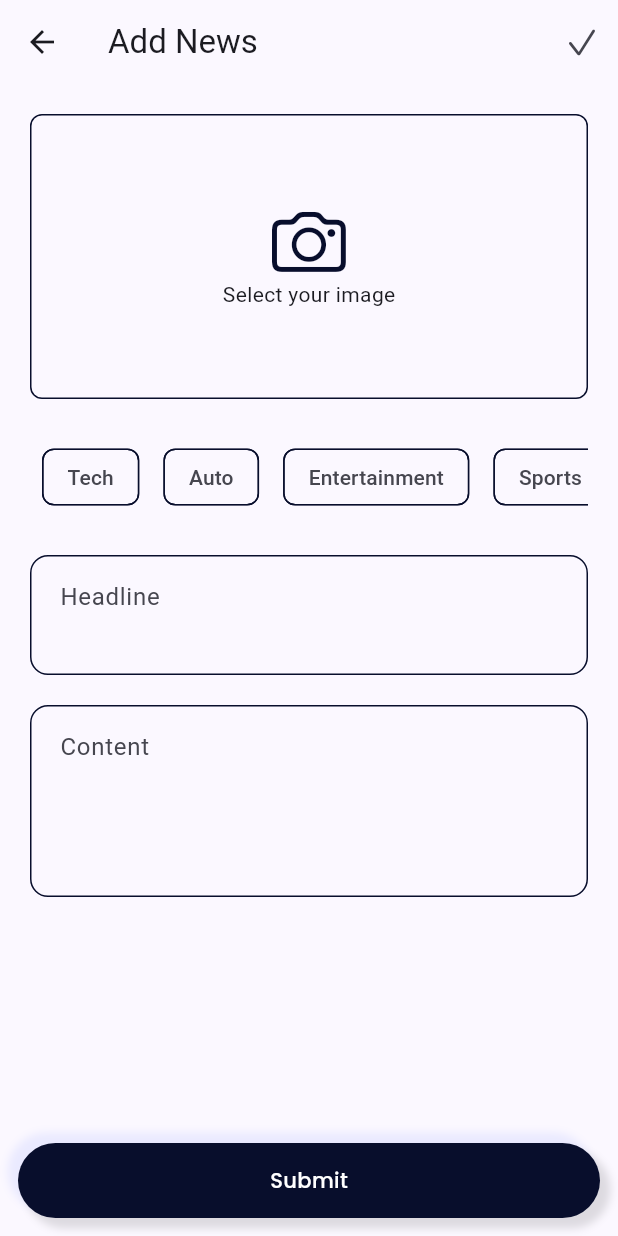
After one commit to GamechiNitin/CleanArchitecture, a Flutter app: the NewsScreen screen opened directly, after a tap on an icon or button, on a phone screen of 412 x 824 dp. The commit adds this screen. Run offline on Flutter 3.47's test engine with Material 3 defaults, Android fonts, the phone set to English and light mode, and no system bars; our stand-ins replace connectivity_plus, flutter_bloc, fpdart, get_it, google_fonts, image_picker and 2 more; accounts and stored records are empty.

Commit message:
News List Screen UI | Add News Screen UI

```diff
--- /dev/null
+++ b/project_x1_news/lib/core/utils/pick_image.dart
@@ -0,0 +1,20 @@
+import 'dart:io';
+import 'dart:developer';
+
+import 'package:image_picker/image_picker.dart';
+
+class GetImage {
+  static Future<File?> pickImage() async {
+    try {
+      final ImagePicker picker = ImagePicker();
+      final XFile? image = await picker.pickImage(source: ImageSource.gallery);
+      if (image != null) {
+        return File(image.path);
+      }
+      return null;
+    } catch (e) {
+      log(e.toString());
+      return null;
+    }
+  }
+}
--- a/project_x1_news/lib/utils/dimens.dart
+++ b/project_x1_news/lib/utils/dimens.dart
@@ -13,4 +13,4 @@ const double size24 = 24.0;
 
 const double iconSize25 = 25.0;
 const double iconSize30 = 30.0;
-const double testFeildPadding = 12.0;
+const double textFieldPadding = 12.0;
--- a/project_x1_news/lib/view/features/auth/presentation/login_screen.dart
+++ b/project_x1_news/lib/view/features/auth/presentation/login_screen.dart
@@ -8,7 +8,7 @@ import 'package:project_x1_news/utils/app_string.dart';
 import 'package:project_x1_news/utils/dimens.dart';
 import 'package:project_x1_news/utils/helper.dart';
 import 'package:project_x1_news/view/features/auth/presentation/signup_screen.dart';
-import 'package:project_x1_news/view/features/home/presentation/home_screen.dart';
+import 'package:project_x1_news/view/features/blog/presentation/screen/news_screen.dart';
 import 'package:project_x1_news/view/widget/button_widget.dart';
 import 'package:project_x1_news/view/widget/social_button.dart';
 import 'package:project_x1_news/view/widget/textform_widget.dart';
@@ -76,10 +76,9 @@ class _LogInScreenState extends State<LogInScreen> {
   }
 
   void gotoHomePage() {
-    Navigator.of(context).push(
-      MaterialPageRoute(
-        builder: (context) => const HomeScreen(),
-      ),
+    Navigator.of(context).pushAndRemoveUntil(
+      MaterialPageRoute(builder: (context) => const NewsScreen()),
+      (route) => false,
     );
   }
 
@@ -177,7 +176,7 @@ class _LogInScreenState extends State<LogInScreen> {
                             _notify();
                           },
                         ),
-                        const SizedBox(height: testFeildPadding),
+                        const SizedBox(height: textFieldPadding),
                         TextFormWidget(
                           textInputAction: TextInputAction.done,
                           maxLines: 1,
@@ -260,7 +259,7 @@ class _LogInScreenState extends State<LogInScreen> {
                         ),
                         ButtonWidget(
                           margin: const EdgeInsets.symmetric(
-                              vertical: testFeildPadding),
+                              vertical: textFieldPadding),
                           text: 'Log In',
                           onTap: () {
                             passwordFn.unfocus();
--- a/project_x1_news/lib/view/features/auth/presentation/signup_screen.dart
+++ b/project_x1_news/lib/view/features/auth/presentation/signup_screen.dart
@@ -125,7 +125,7 @@ class _SignUpScreenState extends State<SignUpScreen> {
                             _notify();
                           },
                         ),
-                        const SizedBox(height: testFeildPadding),
+                        const SizedBox(height: textFieldPadding),
                         TextFormWidget(
                           textInputAction: TextInputAction.next,
                           controller: emailIdController,
@@ -170,7 +170,7 @@ class _SignUpScreenState extends State<SignUpScreen> {
                             _notify();
                           },
                         ),
-                        const SizedBox(height: testFeildPadding),
+                        const SizedBox(height: textFieldPadding),
                         TextFormWidget(
                           textInputAction: TextInputAction.done,
                           maxLines: 1,
@@ -238,7 +238,7 @@ class _SignUpScreenState extends State<SignUpScreen> {
 
                         ButtonWidget(
                           margin: const EdgeInsets.symmetric(
-                              vertical: testFeildPadding),
+                              vertical: textFieldPadding),
                           text: 'Sign Up',
                           onTap: () {
                             passwordFn.unfocus();
--- /dev/null
+++ b/project_x1_news/lib/view/features/blog/presentation/screen/add_news_screen.dart
@@ -0,0 +1,238 @@
+import 'dart:io';
+
+import 'package:flutter/cupertino.dart';
+import 'package:flutter/material.dart';
+import 'package:project_x1_news/core/utils/pick_image.dart';
+import 'package:project_x1_news/utils/app_colors.dart';
+import 'package:project_x1_news/utils/dimens.dart';
+import 'package:project_x1_news/view/widget/button_widget.dart';
+import 'package:project_x1_news/view/widget/news_field_widget.dart';
+
+class AddNewsScreen extends StatefulWidget {
+  const AddNewsScreen({super.key});
+
+  @override
+  State<AddNewsScreen> createState() => _AddNewsScreenState();
+}
+
+class _AddNewsScreenState extends State<AddNewsScreen> {
+  List<String> generList = ["Tech", "Auto", "Entertainment", "Sports"];
+  List<String> selectedGenersList = [];
+  TextEditingController contentController = TextEditingController();
+
+  TextEditingController headlineController = TextEditingController();
+  FocusNode headlineFn = FocusNode();
+  FocusNode contentFn = FocusNode();
+
+  String? headlineErrorText;
+  String? contentErrorText;
+  File? seletedImage;
+
+  void selectImage() async {
+    seletedImage = await GetImage.pickImage();
+    _notify();
+  }
+
+  final _formKey = GlobalKey<FormState>();
+
+  bool isLoading = false;
+  bool obscureText = true;
+
+  _notify() {
+    if (mounted) setState(() {});
+  }
+
+  @override
+  void dispose() {
+    contentFn.unfocus();
+    contentController.clear();
+    headlineController.clear();
+    headlineFn.unfocus();
+    super.dispose();
+  }
+
+  @override
+  Widget build(BuildContext context) {
+    return Scaffold(
+      appBar: AppBar(
+        title: const Text('Add News'),
+        actions: [
+          IconButton(
+            onPressed: () {},
+            icon: const Icon(CupertinoIcons.check_mark),
+          )
+        ],
+      ),
+      body: SingleChildScrollView(
+        padding: const EdgeInsets.all(20),
+        child: Column(
+          children: [
+            GestureDetector(
+              onTap: () {
+                selectImage();
+              },
+              child: Container(
+                height: 190,
+                width: MediaQuery.of(context).size.width,
+                alignment: Alignment.center,
+                decoration: BoxDecoration(
+                  borderRadius: const BorderRadius.all(Radius.circular(8)),
+                  border: Border.all(color: kPrimaryColor),
+                ),
+                child: seletedImage != null
+                    ? Image.file(
+                        seletedImage!,
+                        fit: BoxFit.cover,
+                      )
+                    : const Column(
+                        mainAxisAlignment: MainAxisAlignment.center,
+                        children: [
+                          Icon(
+                            CupertinoIcons.camera,
+                            size: 50,
+                            color: kPrimaryColor,
+                          ),
+                          Text(
+                            "Select your image",
+                          ),
+                        ],
+                      ),
+              ),
+            ),
+            const SizedBox(height: 20),
+            SingleChildScrollView(
+              scrollDirection: Axis.horizontal,
+              child: Row(
+                children: List.generate(
+                  generList.length,
+                  (index) {
+                    bool isSelected = false;
+                    if (selectedGenersList.contains(generList[index])) {
+                      isSelected = true;
+                    }
+                    return Padding(
+                      padding: const EdgeInsets.all(8.0),
+                      child: GestureDetector(
+                        onTap: () {
+                          if (isSelected) {
+                            selectedGenersList.remove(generList[index]);
+                          } else {
+                            selectedGenersList.add(generList[index]);
+                          }
+                          _notify();
+                        },
+                        child: Chip(
+                          label: Text(
+                            generList[index],
+                            style: TextStyle(
+                                color: isSelected ? kWhiteColor : null),
+                          ),
+                          padding: const EdgeInsets.all(8),
+                          color: isSelected
+                              ? const MaterialStatePropertyAll(Colors.pink)
+                              : null,
+                          side: isSelected
+                              ? BorderSide.none
+                              : const BorderSide(color: kPrimaryColor),
+                        ),
+                      ),
+                    );
+                  },
+                )..toList(),
+              ),
+            ),
+            const SizedBox(height: 20),
+            NewsFieldWidget(
+              maxLines: 2,
+              minLines: 2,
+              textInputAction: TextInputAction.next,
+              controller: headlineController,
+              focusNode: headlineFn,
+              label: 'Headline ',
+              hint: 'Enter Headline',
+              errorText: headlineErrorText,
+              onEditingComplete: () {
+                if (headlineController.text.isEmpty) {
+                  headlineErrorText = 'Enter the Headline';
+                } else {
+                  headlineErrorText = null;
+                }
+                _notify();
+              },
+              validator: (val) {
+                if (val == null || val.isEmpty) {
+                  headlineErrorText = 'Enter the Email Id';
+                  return headlineErrorText;
+                } else {
+                  headlineErrorText = null;
+                  return headlineErrorText;
+                }
+              },
+              onChanged: (val) {
+                if (val.isEmpty) {
+                  headlineErrorText = 'Enter the Headline';
+                } else {
+                  headlineErrorText = null;
+                }
+                _notify();
+              },
+            ),
+            const SizedBox(height: 20),
+            NewsFieldWidget(
+              minLines: 4,
+              maxLines: 10,
+              textInputAction: TextInputAction.next,
+              controller: contentController,
+              focusNode: contentFn,
+              label: 'Content ',
+              hint: 'Enter content',
+              errorText: contentErrorText,
+              onEditingComplete: () {
+                if (contentController.text.isEmpty) {
+                  contentErrorText = 'Enter the content';
+                } else {
+                  contentErrorText = null;
+                }
+                _notify();
+              },
+              validator: (val) {
+                if (val == null || val.isEmpty) {
+                  contentErrorText = 'Enter the Email Id';
+                  return contentErrorText;
+                } else {
+                  contentErrorText = null;
+                  return contentErrorText;
+                }
+              },
+              onChanged: (val) {
+                if (val.isEmpty) {
+                  contentErrorText = 'Enter the content';
+                } else {
+                  contentErrorText = null;
+                }
+                _notify();
+              },
+            ),
+          ],
+        ),
+      ),
+      bottomNavigationBar: ButtonWidget(
+        margin: const EdgeInsets.all(textFieldPadding),
+        text: 'Submit',
+        onTap: () {
+          // passwordFn.unfocus();
+          _formKey.currentState?.validate();
+          if (_formKey.currentState != null &&
+              _formKey.currentState!.validate()) {
+            // context.read<AuthBloc>().add(
+            //       AuthSignInEvent(
+            //         email: emailIdController.text.trim(),
+            //         password: passwordController.text.trim(),
+            //       ),
+            //     );
+          }
+        },
+      ),
+    );
+  }
+}
--- /dev/null
+++ b/project_x1_news/lib/view/features/blog/presentation/screen/news_screen.dart
@@ -0,0 +1,36 @@
+import 'package:flutter/cupertino.dart';
+import 'package:flutter/material.dart';
+import 'package:project_x1_news/view/features/blog/presentation/widget/news_card_widget.dart';
+
+import 'add_news_screen.dart';
+
+class NewsScreen extends StatelessWidget {
+  const NewsScreen({super.key});
+
+  @override
+  Widget build(BuildContext context) {
+    return Scaffold(
+      appBar: AppBar(
+        title: const Text('News'),
+        actions: [
+          IconButton(
+            onPressed: () {
+              Navigator.of(context).push(
+                MaterialPageRoute(
+                  builder: (context) => const AddNewsScreen(),
+                ),
+              );
+            },
+            icon: const Icon(CupertinoIcons.add_circled),
+          )
+        ],
+      ),
+      body: ListView.separated(
+        itemCount: 5,
+        padding: const EdgeInsets.all(20),
+        separatorBuilder: (context, index) => const SizedBox(height: 12),
+        itemBuilder: (context, index) => const NewsCardWidget(),
+      ),
+    );
+  }
+}
--- /dev/null
+++ b/project_x1_news/lib/view/features/blog/presentation/widget/news_card_widget.dart
@@ -0,0 +1,32 @@
+import 'package:flutter/cupertino.dart';
+import 'package:project_x1_news/utils/app_colors.dart';
+
+class NewsCardWidget extends StatelessWidget {
+  const NewsCardWidget({super.key});
+
+  @override
+  Widget build(BuildContext context) {
+    return Container(
+      height: 150,
+      width: double.infinity,
+      alignment: Alignment.center,
+      decoration: BoxDecoration(
+        borderRadius: const BorderRadius.all(Radius.circular(8)),
+        border: Border.all(color: kPrimaryColor),
+      ),
+      child: const Column(
+        mainAxisAlignment: MainAxisAlignment.center,
+        children: [
+          Icon(
+            CupertinoIcons.camera,
+            size: 50,
+            color: kPrimaryColor,
+          ),
+          Text(
+            "Select your image",
+          ),
+        ],
+      ),
+    );
+  }
+}
--- /dev/null
+++ b/project_x1_news/lib/view/widget/news_field_widget.dart
@@ -0,0 +1,103 @@
+import 'package:flutter/material.dart';
+import 'package:project_x1_news/utils/app_colors.dart';
+import 'package:project_x1_news/utils/app_decoration.dart';
+
+class NewsFieldWidget extends StatelessWidget {
+  const NewsFieldWidget({
+    super.key,
+    required this.controller,
+    required this.focusNode,
+    required this.label,
+    this.prefixIcon,
+    this.suffixIcon,
+    this.onChanged,
+    this.onEditingComplete,
+    this.validator,
+    this.obscureText,
+    this.onSuffixIxonTap,
+    this.contentPadding,
+    this.minLines,
+    this.maxLines,
+    this.errorText,
+    this.textInputAction,
+    this.enabled,
+    this.hint,
+  });
+  final TextEditingController controller;
+  final FocusNode focusNode;
+  final String label;
+  final String? hint;
+  final String? errorText;
+  final IconData? prefixIcon;
+  final IconData? suffixIcon;
+  final Function(String)? onChanged;
+  final Function()? onEditingComplete;
+  final String? Function(String?)? validator;
+  final bool? obscureText;
+  final VoidCallback? onSuffixIxonTap;
+  final int? minLines;
+  final int? maxLines;
+  final TextInputAction? textInputAction;
+  final EdgeInsetsGeometry? contentPadding;
+  final bool? enabled;
+
+  @override
+  Widget build(BuildContext context) {
+    return TextFormField(
+      enabled: enabled,
+      textInputAction: textInputAction,
+      minLines: minLines,
+      maxLines: maxLines ?? 1,
+      controller: controller,
+      focusNode: focusNode,
+      onChanged: onChanged,
+      cursorColor: kPrimaryColor,
+      onEditingComplete: onEditingComplete,
+      validator: validator,
+      obscureText: obscureText != null ? obscureText! : false,
+      style: Theme.of(context)
+          .inputDecorationTheme
+          .hintStyle
+          ?.copyWith(color: kBlackColor),
+      decoration: InputDecoration(
+        labelText: label,
+        hintText: hint,
+        errorMaxLines: 2,
+        errorText: errorText,
+        prefix: null,
+        prefixIcon: prefixIcon == null
+            ? null
+            : Container(
+                margin: const EdgeInsets.only(right: 8),
+                padding: const EdgeInsets.only(left: 6),
+                child: Icon(
+                  prefixIcon,
+                  size: 20,
+                  color: kSecondaryColor,
+                ),
+              ),
+        suffixIcon: suffixIcon == null
+            ? null
+            : GestureDetector(
+                onTap: onSuffixIxonTap,
+                child: Container(
+                  color: Colors.transparent,
+                  child: Icon(
+                    suffixIcon,
+                    size: 20,
+                    color: Theme.of(context).textTheme.bodySmall?.color,
+                  ),
+                ),
+              ),
+        contentPadding: contentPadding ?? const EdgeInsets.all(16),
+        border: DashDecoration.kInputBorder,
+        enabledBorder: DashDecoration.kInputBorder,
+        focusedBorder: DashDecoration.kInputBorder,
+        errorBorder: DashDecoration.kErrorInputBorder,
+        disabledBorder: DashDecoration.kInputBorder,
+        focusedErrorBorder: DashDecoration.kInputBorder,
+        alignLabelWithHint: true,
+      ),
+    );
+  }
+}
--- a/project_x1_news/pubspec.yaml
+++ b/project_x1_news/pubspec.yaml
@@ -35,6 +35,7 @@ dependencies:
   go_router: ^13.2.1
   google_fonts: ^6.2.1
   shimmer: ^3.0.0
+  image_picker: ^1.0.7
 
   # Core
   fpdart: ^1.1.0
```
Also changed, not shown: 1 other file.
